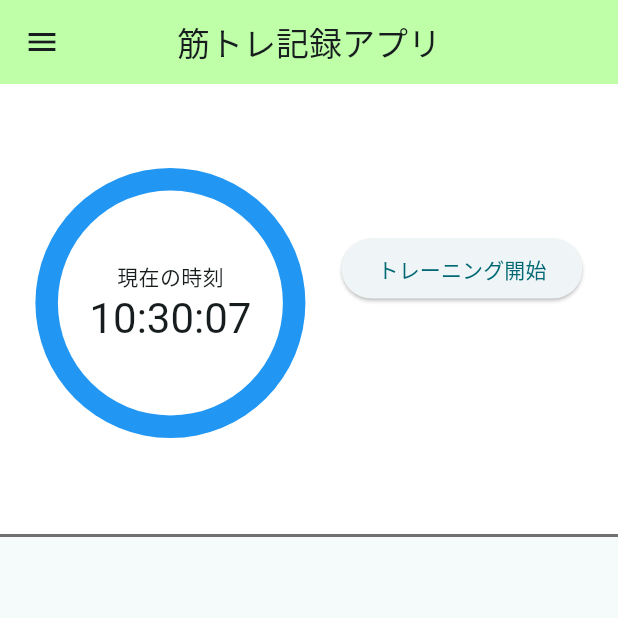
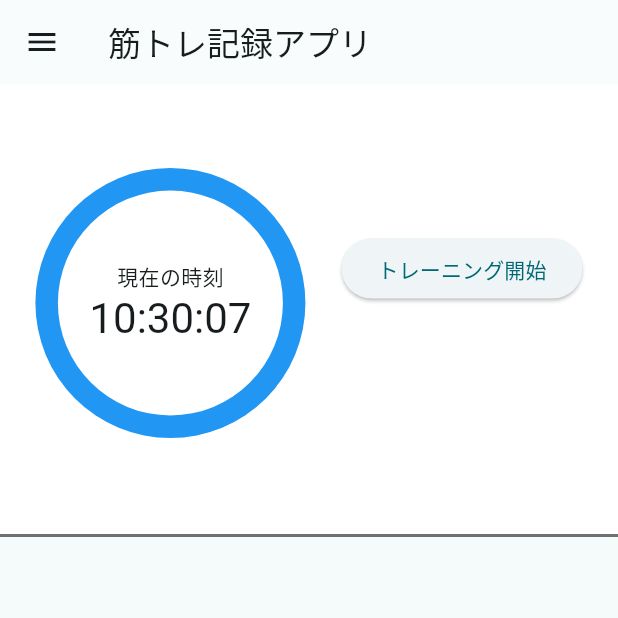
Before and after one commit to taishi29/GymLog, a Flutter app: the screen it shows after launch, on a phone screen of 412 x 824 dp, the top half of it. Run offline on Flutter 3.47's test engine with Material 3 defaults, Android fonts, the phone set to English and light mode, and no system bars; our stand-ins replace sqflite; accounts and stored records are empty.

```diff
--- /dev/null
+++ b/lib/component/menu_list.dart
@@ -0,0 +1,56 @@
+import 'package:flutter/material.dart';
+
+// メニューリスト
+class MenuList extends StatefulWidget {
+  // データを受け取る変数
+  final List<Map<String, dynamic>> menuLists;
+  // メニューリストのタップ処理を格納する変数
+  final void Function(BuildContext context, int id, int index) onItemTap;
+  final bool isLoading;
+
+  // コンストラクタ
+  MenuList(
+      {super.key,
+      required this.menuLists,
+      required this.onItemTap,
+      required this.isLoading});
+
+  @override
+  MenuListState createState() => MenuListState();
+}
+
+class MenuListState extends State<MenuList> {
+  @override
+  Widget build(BuildContext context) {
+    if (widget.isLoading) {
+      return const Center(child: CircularProgressIndicator());
+    }
+    return ListView.builder(
+      itemCount: widget.menuLists.length,
+      itemBuilder: (context, index) {
+        return Container(
+          margin: EdgeInsets.symmetric(vertical: 8, horizontal: 16),
+          child: ListTile(
+            tileColor: const Color.fromARGB(255, 255, 255, 255),
+            title: Text(
+              widget.menuLists[index]["training_name"],
+              textAlign: TextAlign.center,
+              style: TextStyle(fontSize: 30),
+            ), // リストの各項目を表示
+            shape: RoundedRectangleBorder(
+              borderRadius: BorderRadius.all(Radius.circular(10)),
+              side: BorderSide(
+                color: Colors.black, // 枠線の色
+                width: 2, // 枠線の太さ
+              ),
+            ),
+            onTap: () {
+              int id = widget.menuLists[index]['training_id'];
+              widget.onItemTap(context, id, index);
+            },
+          ),
+        );
+      },
+    );
+  }
+}
--- a/lib/main.dart
+++ b/lib/main.dart
@@ -1,9 +1,10 @@
 import 'package:flutter/material.dart';
 // screens
-import 'package:gymlog/screens/log.dart';
+import 'package:gymlog/screens/log.dart'; // 記録画面
 // component
-import 'package:gymlog/component/top_section.dart'; // 画面上部の時刻を表示するwidget
-import 'package:gymlog/component/custom_drawer.dart'; // サイドメニューを表示する
+import 'package:gymlog/component/top_section.dart'; // 画面上部の時刻を表示widget
+import 'package:gymlog/component/custom_drawer.dart'; // サイドメニューwidget
+import 'package:gymlog/component/menu_list.dart'; // メニューリストwidget
 // データベース
 import 'package:gymlog/db/db.dart';
 
@@ -48,7 +49,7 @@ class HomeScreenState extends State<HomeScreen> {
   @override
   void initState() {
     super.initState();
-    fetchMenu(); // training_menuテーブルのデータを取得する関数
+    fetchMenu();
   }
 
   // fetchMenu()：データを取得して UI を更新する関数
@@ -62,13 +63,21 @@ class HomeScreenState extends State<HomeScreen> {
     }
   }
 
+  // onItemTap(): メニューリストのタップ時の処理
+  void onItemTap(BuildContext context, int id, int index) {
+    Navigator.push(
+      context,
+      MaterialPageRoute(builder: (context) => LogPage()),
+    );
+  }
+
   @override
   Widget build(BuildContext context) {
     return Scaffold(
       appBar: AppBar(
         title: Text('筋トレ記録アプリ'),
-        backgroundColor: const Color.fromARGB(255, 191, 255, 168),
-        centerTitle: true,
+        backgroundColor: Colors.white.withAlpha(100),
+        elevation: 0,
       ),
       // (1) CustomDrawerクラスのonMenuUpdatedにfetchMenu関数を渡してインスタンス化
       drawer: CustomDrawer(onMenuUpdated: fetchMenu),
@@ -91,60 +100,15 @@ class HomeScreenState extends State<HomeScreen> {
           ),
           // `MenuList` のスクロールを有効にする
           SliverFillRemaining(
-            child: MenuList(menuLists: menuLists, isLoading: isLoading),
+            child: MenuList(
+              menuLists: menuLists,
+              onItemTap: onItemTap,
+              isLoading: isLoading,
+            ),
           ),
         ],
       ),
     );
-  }
-}
-
-// メニューリスト
-class MenuList extends StatefulWidget {
-  final List<Map<String, dynamic>> menuLists; // データを受け取る変数
-  final bool isLoading;
-
-  // コンストラクタ
-  MenuList({super.key, required this.menuLists, required this.isLoading});
-
-  @override
-  MenuListState createState() => MenuListState();
-}
-
-class MenuListState extends State<MenuList> {
-  @override
-  Widget build(BuildContext context) {
-    if (widget.isLoading) {
-      return const Center(child: CircularProgressIndicator());
-    }
-    return ListView.builder(
-        itemCount: widget.menuLists.length,
-        itemBuilder: (context, index) {
-          return Container(
-            margin: EdgeInsets.symmetric(vertical: 8, horizontal: 16),
-            child: ListTile(
-              tileColor: const Color.fromARGB(255, 255, 255, 255),
-              title: Text(
-                widget.menuLists[index]["training_name"],
-                textAlign: TextAlign.center,
-                style: TextStyle(fontSize: 30),
-              ), // リストの各項目を表示
-              shape: RoundedRectangleBorder(
-                borderRadius: BorderRadius.all(Radius.circular(10)),
-                side: BorderSide(
-                  color: Colors.black, // 枠線の色
-                  width: 2, // 枠線の太さ
-                ),
-              ),
-              onTap: () {
-                Navigator.push(
-                  context,
-                  MaterialPageRoute(builder: (context) => LogPage()),
-                );
-              },
-            ),
-          );
-        });
   }
 }
 
```
Also changed, not shown: lib/component/custom_drawer.dart (+6 -7 lines), lib/screens/delete_menu.dart (+116 -0 lines), pubspec.lock, 125 other files.
